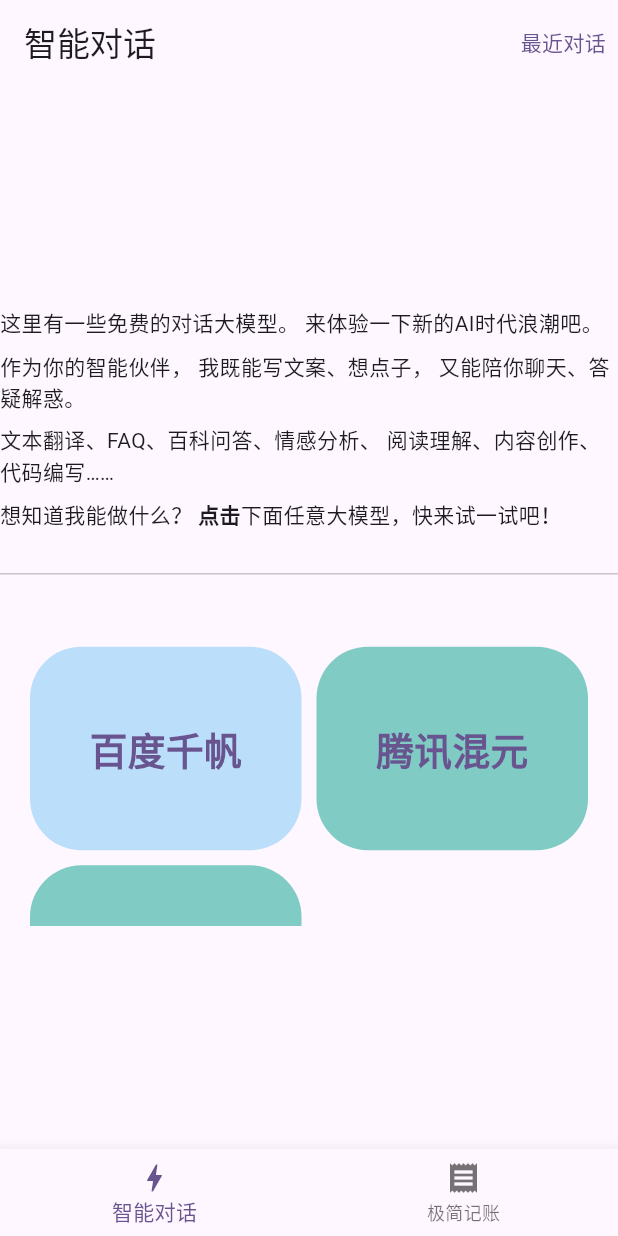
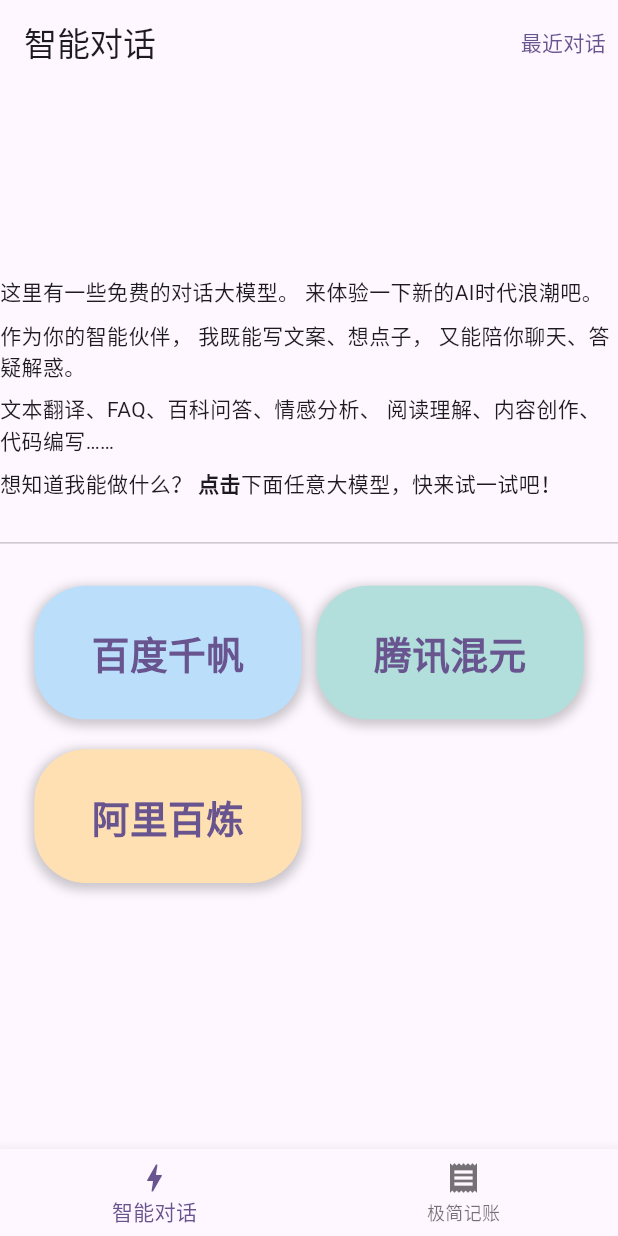
Before and after one commit to Sanotsu/ai-light-life, a Flutter app: the screen it shows after launch, on a phone screen of 412 x 824 dp. Run offline on Flutter 3.47's test engine with Material 3 defaults, Android fonts, the phone set to English and light mode, and no system bars; drawn by our look-alikes of flutter_markdown; our stand-ins replace connectivity_plus, device_info_plus, dio, file_picker, flutter_easyloading, flutter_form_builder and 7 more; accounts and stored records are empty.

Commit message:
fix:简单调整了 llm 名称变量命令、对话主页面的入口按钮样式等

```diff
--- a/lib/views/agi_llm_sample/index.dart
+++ b/lib/views/agi_llm_sample/index.dart
@@ -84,114 +84,21 @@
           ),
           Divider(height: 50.sp),
           SizedBox(
-            height: 0.25.sh,
+            height: 0.3.sh,
             child: GridView.count(
               primary: false,
-              padding: const EdgeInsets.all(20),
+              padding: EdgeInsets.symmetric(horizontal: 20.sp),
               crossAxisSpacing: 10,
-              mainAxisSpacing: 10,
+              mainAxisSpacing: 20,
               crossAxisCount: 2,
-              childAspectRatio: 4 / 3,
+              childAspectRatio: 2 / 1,
               children: <Widget>[
-                InkWell(
-                  onTap: () {
-                    Navigator.push(
-                      context,
-                      MaterialPageRoute(
-                        builder: (context) => const CommonChatScreen(
-                          platType: CloudPlatform.baidu,
-                        ),
-                      ),
-                    ).then((value) {
-                      print("chatscreen的返回---$value");
-                    });
-                  },
-                  child: Container(
-                    padding: EdgeInsets.all(8.sp),
-                    decoration: BoxDecoration(
-                      // 设置圆角半径为10
-                      borderRadius: BorderRadius.all(Radius.circular(30.sp)),
-                      color: Colors.blue[100],
-                    ),
-                    // color: Colors.teal[100],
-                    child: Center(
-                      child: Text(
-                        "百度千帆",
-                        style: TextStyle(
-                          fontSize: 22.sp,
-                          fontWeight: FontWeight.bold,
-                          color: Theme.of(context).primaryColor,
-                        ),
-                      ),
-                    ),
-                  ),
-                ),
-                InkWell(
-                  onTap: () {
-                    Navigator.push(
-                      context,
-                      MaterialPageRoute(
-                        builder: (context) => const CommonChatScreen(
-                          platType: CloudPlatform.tencent,
-                        ),
-                      ),
-                    ).then((value) {
-                      print("chatscreen的返回---$value");
-                    });
-                  },
-                  child: Container(
-                    padding: EdgeInsets.all(8.sp),
-                    decoration: BoxDecoration(
-                      // 设置圆角半径为10
-                      borderRadius: BorderRadius.all(Radius.circular(30.sp)),
-                      color: Colors.teal[200],
-                    ),
-                    // color: Colors.teal[100],
-                    child: Center(
-                      child: Text(
-                        '腾讯混元',
-                        style: TextStyle(
-                          fontSize: 22.sp,
-                          fontWeight: FontWeight.bold,
-                          color: Theme.of(context).primaryColor,
-                        ),
-                      ),
-                    ),
-                  ),
-                ),
-                InkWell(
-                  onTap: () {
-                    Navigator.push(
-                      context,
-                      MaterialPageRoute(
-                        builder: (context) => const CommonChatScreen(
-                          platType: CloudPlatform.aliyun,
-                        ),
-                      ),
-                    ).then((value) {
-                      print("chatscreen的返回---$value");
-                    });
-                  },
-                  child: Container(
-                    padding: EdgeInsets.all(8.sp),
-                    decoration: BoxDecoration(
-                      // 设置圆角半径为10
-                      borderRadius: BorderRadius.all(Radius.circular(30.sp)),
-                      color: Colors.teal[200],
-                    ),
-                    // color: Colors.teal[100],
-                    child: Center(
-                      child: Text(
-                        '阿里百炼',
-                        style: TextStyle(
-                          fontSize: 22.sp,
-                          fontWeight: FontWeight.bold,
-                          color: Theme.of(context).primaryColor,
-                        ),
-                      ),
-                    ),
-                  ),
-                ),
+                buildAIChatEntrance(CloudPlatform.baidu, "百度千帆",
+                    color: Colors.blue[100]),
+                buildAIChatEntrance(CloudPlatform.tencent, "腾讯混元",
+                    color: Colors.teal[100]),
+                buildAIChatEntrance(CloudPlatform.aliyun, "阿里百炼",
+                    color: Colors.orange[100]),
               ],
             ),
           ),
@@ -217,6 +124,48 @@
     );
   }
 
+  /// 构建AI对话云平台入口按钮
+  buildAIChatEntrance(CloudPlatform platType, String label, {Color? color}) {
+    return InkWell(
+      onTap: () {
+        Navigator.push(
+          context,
+          MaterialPageRoute(
+            builder: (context) => CommonChatScreen(platType: platType),
+          ),
+        );
+      },
+      child: Container(
+        padding: EdgeInsets.all(8.sp),
+        decoration: BoxDecoration(
+          // 设置圆角半径为10
+          borderRadius: BorderRadius.all(Radius.circular(30.sp)),
+          color: color ?? Colors.teal[200],
+          // 添加阴影效果
+          boxShadow: [
+            BoxShadow(
+              color: Colors.black.withOpacity(0.2), // 阴影颜色
+              spreadRadius: 2, // 阴影的大小
+              blurRadius: 5, // 阴影的模糊程度
+              offset: Offset(0, 2.sp), // 阴影的偏移量
+            ),
+          ],
+        ),
+        child: Center(
+          child: Text(
+            label,
+            style: TextStyle(
+              fontSize: 22.sp,
+              fontWeight: FontWeight.bold,
+              color: Theme.of(context).primaryColor,
+            ),
+          ),
+        ),
+      ),
+    );
+  }
+
+  /// 构建在对话历史中的对话标题列表
   buildGestureItems(ChatSession e) {
     return GestureDetector(
       onTap: () {
```
Also changed, not shown: lib/apis/common_apis.dart (+9 -9 lines), lib/models/common_llm_info.dart (+69 -3 lines), lib/views/agi_llm_sample/common_chat_screen.dart (+5 -5 lines), 1 other file.
